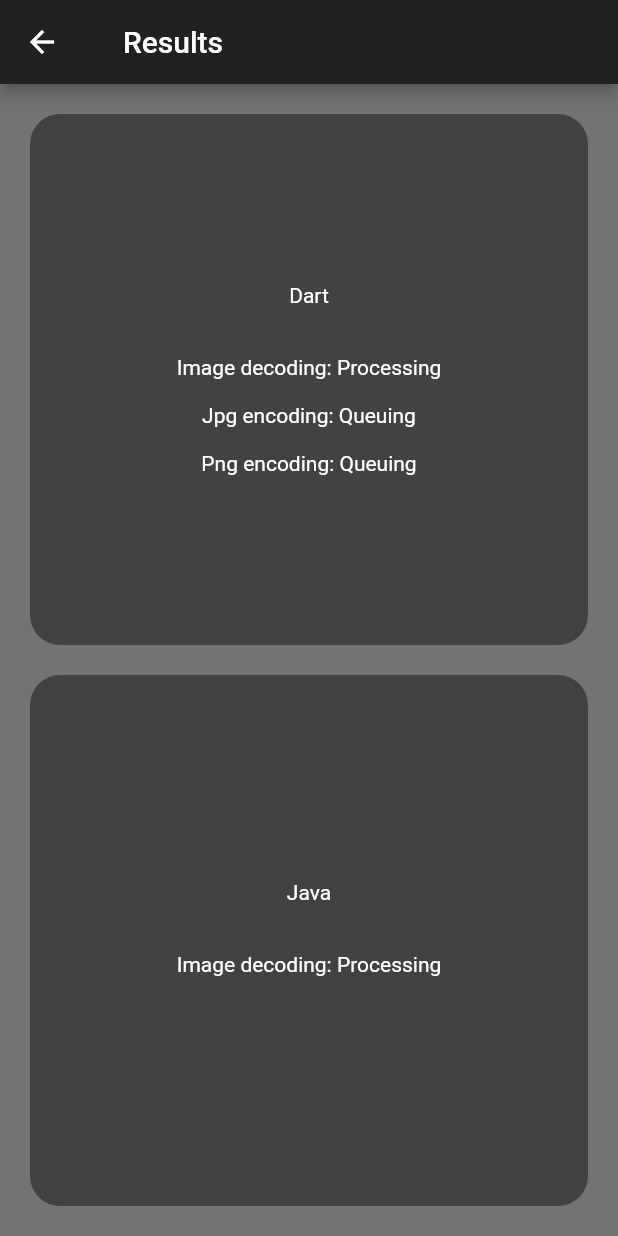
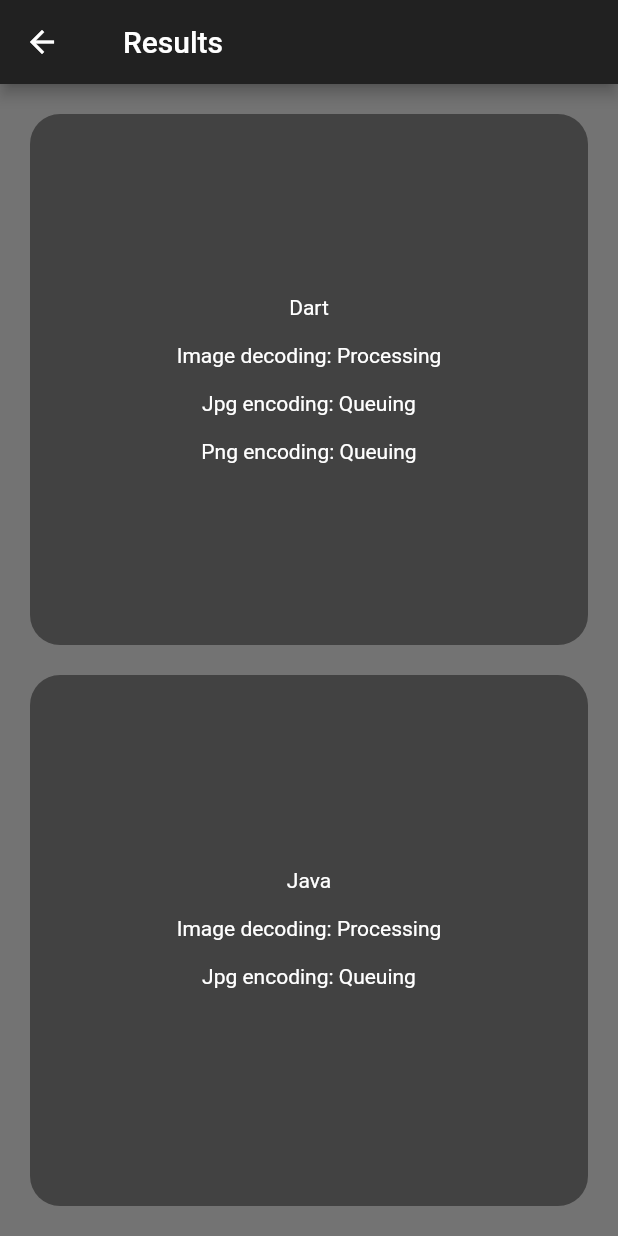
Before and after one commit to PtrHtn/speed_of_img_endec, a Flutter app: the screen it shows after launch, after a tap on the "add photo alternate" icon, on a phone screen of 412 x 824 dp. Run offline on Flutter 3.47's test engine with Material 2 defaults, Android fonts, the phone set to English and light mode, and no system bars; our stand-ins replace file_picker, get; statements that could not run were skipped.

Commit message:
Display javaJpgEncoded results in portrait_layout.dart

```diff
--- a/lib/pages/results/widgets/portrait_layout.dart
+++ b/lib/pages/results/widgets/portrait_layout.dart
@@ -43,7 +43,7 @@ class PortraitLayoutBody extends GetView<ResultsController> {
               ),
               child: Column(mainAxisAlignment: MainAxisAlignment.center,
                 children: [
-                  Text("Dart\n\n"),
+                  Text("Dart\n"),
                   controller.dartImageDecoded.value == false
                       ? Text("Image decoding: ${controller.dartQueuingImageDecoding.value ? 'Queuing' : 'Processing'}\n")
                       : Text(
@@ -72,11 +72,16 @@ class PortraitLayoutBody extends GetView<ResultsController> {
               ),
               child: Column(mainAxisAlignment: MainAxisAlignment.center,
                 children: [
-                  Text("Java\n\n"),
+                  Text("Java\n"),
                   controller.javaImageDecoded.value == false
                       ? Text("Image decoding: ${controller.javaQueuingImageDecoding.value ? 'Queuing' : 'Processing'}\n")
                       : Text(
                       "Image decoding: ${controller.javaTimeOfImageDecoding.value} sec\n"),
+                  controller.javaJpgEncoded.value == false
+                      ? Text(
+                      "Jpg encoding: ${controller.javaQueuingJpgEncoding.value ? 'Queuing' : 'Processing'}\n")
+                      : Text(
+                      "Jpg encoding: ${controller.javaTimeOfJpgEncoding.value} sec\n"),
                 ],
               ),
             ),
```
